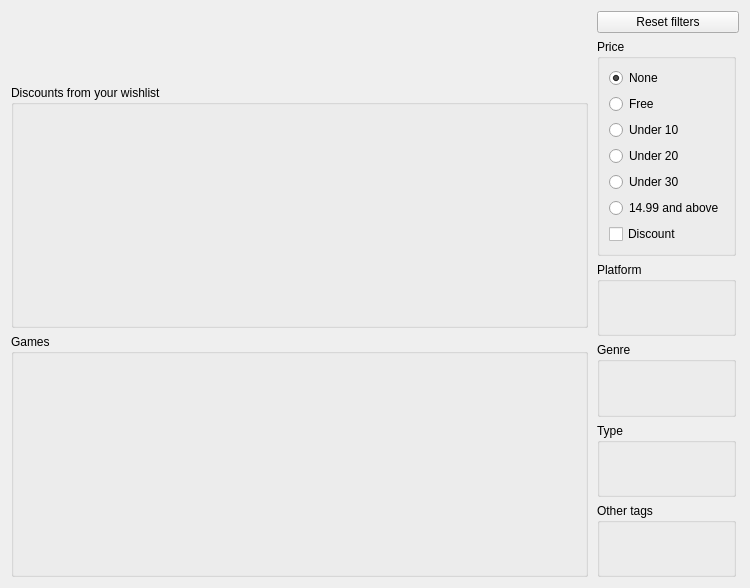
This is rare/ui/components/tabs/store/store.ui in RareDevs/Rare as Qt 5 draws it before an edit. The edited form follows.
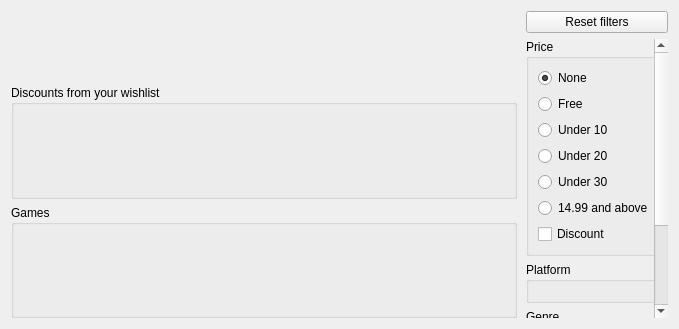
This is the edited form.

Commit message:
Store: Exploratory changes to the store page
Important changes:
* Refactored QtRequests to accept parameters for `GET` operations
* Infer response data type from content-type header
* Support caching to disk, a manager with this set prefers the cache
* Support multiple handlers for a single request (unused, possibly pointeless)

* Subclass `ShopImageWidget` for all widgets used in the shop
* Request a resized image instead of the original one
* Fix the search and browse functions

Patch:
```diff
--- a/rare/ui/components/tabs/store/store.ui
+++ b/rare/ui/components/tabs/store/store.ui
@@ -6,8 +6,8 @@
    <rect>
     <x>0</x>
     <y>0</y>
-    <width>750</width>
-    <height>588</height>
+    <width>679</width>
+    <height>329</height>
    </rect>
   </property>
   <property name="windowTitle">
@@ -35,8 +35,8 @@
          <rect>
           <x>0</x>
           <y>0</y>
-          <width>583</width>
-          <height>574</height>
+          <width>515</width>
+          <height>315</height>
          </rect>
         </property>
         <layout class="QVBoxLayout" name="games_container_layout">
@@ -77,10 +77,16 @@
              <rect>
               <x>0</x>
               <y>0</y>
-              <width>580</width>
-              <height>83</height>
+              <width>16</width>
+              <height>16</height>
              </rect>
             </property>
+            <property name="sizePolicy">
+             <sizepolicy hsizetype="Fixed" vsizetype="Fixed">
+              <horstretch>0</horstretch>
+              <verstretch>0</verstretch>
+             </sizepolicy>
+            </property>
             <layout class="QHBoxLayout" name="free_container_layout">
              <property name="leftMargin">
               <number>0</number>
@@ -103,13 +109,6 @@
            <property name="title">
             <string>Discounts from your wishlist</string>
            </property>
-           <layout class="QVBoxLayout" name="discounts_layout">
-            <item>
-             <widget class="QStackedWidget" name="discount_stack">
-              <widget class="QWidget" name="discount_widget"/>
-             </widget>
-            </item>
-           </layout>
           </widget>
          </item>
          <item>
@@ -117,13 +116,6 @@
            <property name="title">
             <string>Games</string>
            </property>
-           <layout class="QVBoxLayout" name="games_layout">
-            <item>
-             <widget class="QStackedWidget" name="game_stack">
-              <widget class="QWidget" name="game_widget"/>
-             </widget>
-            </item>
-           </layout>
           </widget>
          </item>
         </layout>
@@ -169,10 +161,16 @@
          <rect>
           <x>0</x>
           <y>0</y>
-          <width>145</width>
-          <height>542</height>
+          <width>142</width>
+          <height>390</height>
          </rect>
         </property>
+        <property name="sizePolicy">
+         <sizepolicy hsizetype="Preferred" vsizetype="Fixed">
+          <horstretch>0</horstretch>
+          <verstretch>0</verstretch>
+         </sizepolicy>
+        </property>
         <layout class="QVBoxLayout" name="filter_container_layout">
          <property name="leftMargin">
           <number>0</number>
```
The commit also changes 17 other files.
